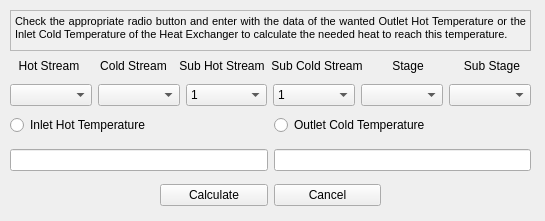
The window that interface/TempLoadAbove.ui (CarlosTadeuVassoler/MPinch) describes before a commit, drawn with Qt 5.
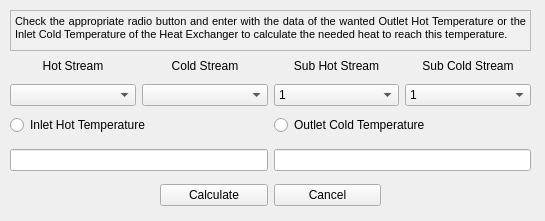
The same window after the commit.

```diff
--- a/interface/TempLoadAbove.ui
+++ b/interface/TempLoadAbove.ui
@@ -47,12 +47,6 @@
       </item>
      </widget>
     </item>
-    <item>
-     <widget class="QComboBox" name="comboBox_5"/>
-    </item>
-    <item>
-     <widget class="QComboBox" name="comboBox_6"/>
-    </item>
    </layout>
   </widget>
   <widget class="QWidget" name="horizontalLayoutWidget_2">
@@ -105,26 +99,6 @@
       </property>
      </widget>
     </item>
-    <item>
-     <widget class="QLabel" name="label_2">
-      <property name="text">
-       <string>Stage</string>
-      </property>
-      <property name="alignment">
-       <set>Qt::AlignCenter</set>
-      </property>
-     </widget>
-    </item>
-    <item>
-     <widget class="QLabel" name="label">
-      <property name="text">
-       <string>Sub Stage</string>
-      </property>
-      <property name="alignment">
-       <set>Qt::AlignCenter</set>
-      </property>
-     </widget>
-    </item>
    </layout>
   </widget>
   <widget class="QWidget" name="horizontalLayoutWidget_3">
```
